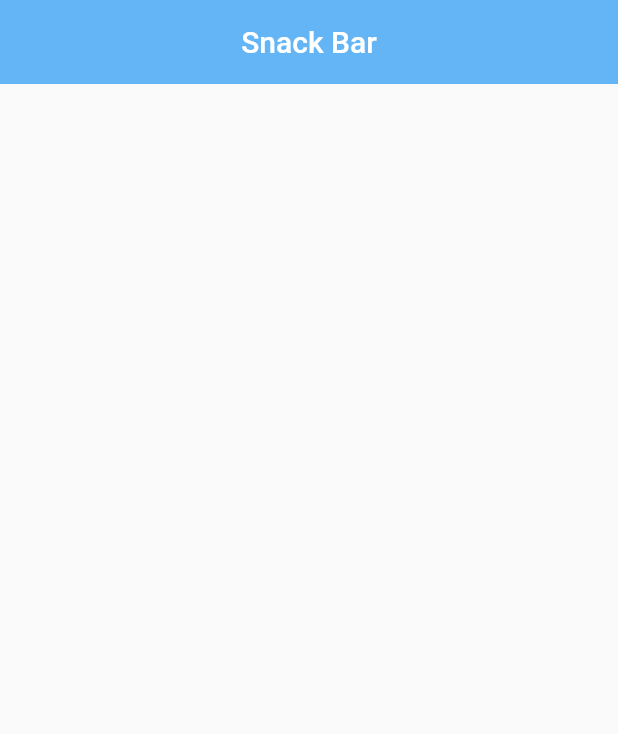
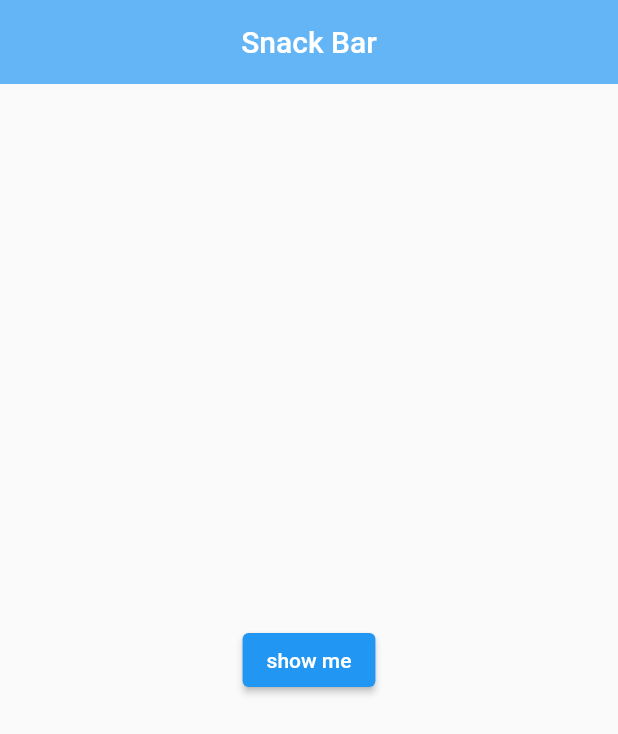
Before and after one commit to with-developer/Weather-provide-App, a Flutter app: the screen it shows after launch, on a phone screen of 412 x 824 dp. Shown: the top 734 px of the screen. Run offline on Flutter 3.47's test engine with Material 2 defaults, Android fonts, the phone set to English and light mode, and no system bars.

Commit message:
Update main.dart

```diff
--- a/flutter_study/flutter_application/lib/main.dart
+++ b/flutter_study/flutter_application/lib/main.dart
@@ -27,6 +27,35 @@ class MyPage extends StatelessWidget {
         centerTitle: true,
         elevation: 0.0,
       ),
+      body: MySnackBar(),
     );
   }
 }
+
+class MySnackBar extends StatelessWidget {
+  const MySnackBar({Key? key}) : super(key: key);
+
+  @override
+  Widget build(BuildContext context) {
+    return Center(
+      child: ElevatedButton(
+          style: ElevatedButton.styleFrom(
+            primary: Colors.blue,
+          ),
+          child: Text('show me'),
+          onPressed: () {
+            Scaffold.of(context).showSnackBar(SnackBar(
+              content: Text(
+                'hello',
+                textAlign: TextAlign.center,
+                style: TextStyle(
+                  color: Colors.white,
+                ),
+              ),
+              backgroundColor: Colors.blueGrey,
+              duration: Duration(milliseconds: 1000),
+            ));
+          }),
+    );
+  }
+}
```
